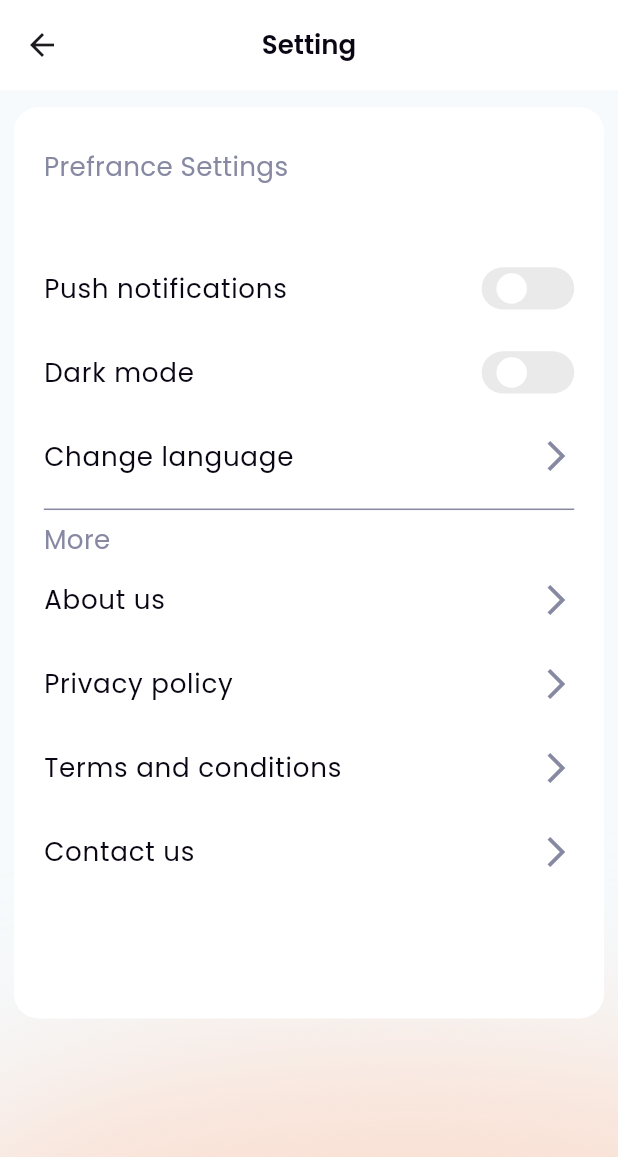
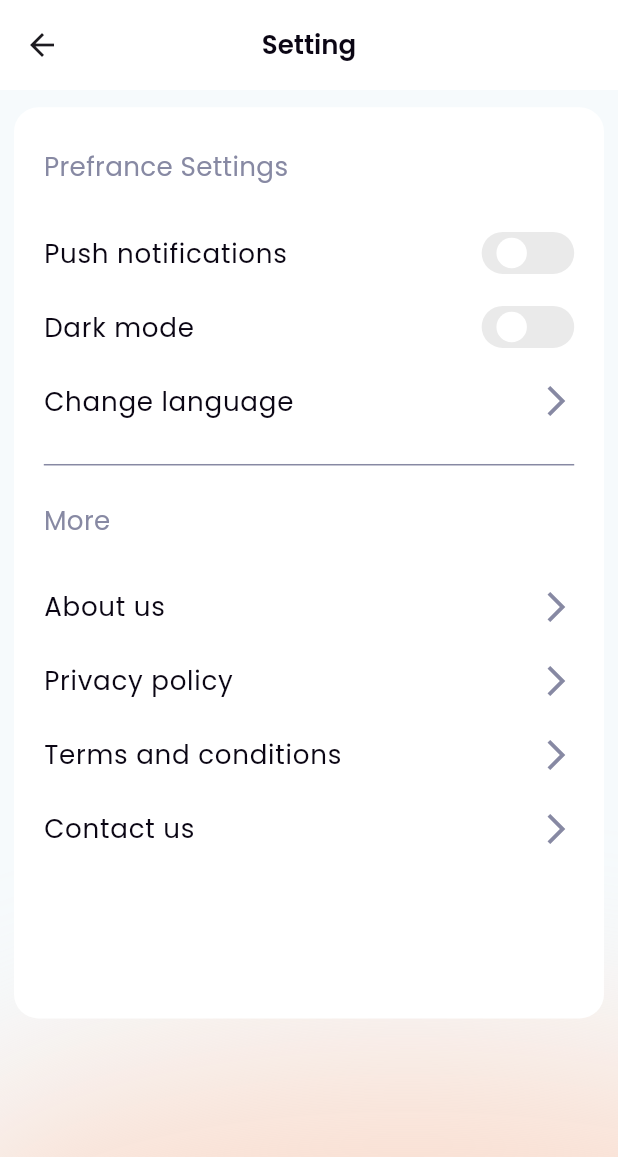
Before and after one commit to KhaledRamadan880/IU-Mushaf, a Flutter app: the SettingsView screen opened directly, on a phone screen of 412 x 824 dp. Shown: the top 1157 px of the screen. Run offline on Flutter 3.47's test engine with Material 3 defaults, Android fonts, the phone set to English and light mode, and no system bars; our stand-ins replace device_preview, flutter_bloc, flutter_svg, get_it, just_audio, just_audio_background and 3 more; accounts and stored records are empty.

Commit message:
Change Setting Space Height

```diff
--- a/lib/features/settings/presentation/widgets/custom_list_tile.dart
+++ b/lib/features/settings/presentation/widgets/custom_list_tile.dart
@@ -29,7 +29,10 @@ class CustomListTile extends StatelessWidget {
                     ? AppColors.white
                     : AppColors.grey,
               ),
-          contentPadding: EdgeInsets.zero,
+          contentPadding: EdgeInsets.only(
+            bottom: 22.responsiveHeight(context),
+          ),
+          minTileHeight: 29.responsiveHeight(context),
         );
       },
     );
--- a/lib/features/settings/presentation/widgets/setting_view_body.dart
+++ b/lib/features/settings/presentation/widgets/setting_view_body.dart
@@ -36,7 +36,7 @@ class SettingViewBody extends StatelessWidget {
                   color: AppColors.grey,
                 ),
               ),
-              SizedBox(height: 42.responsiveHeight(context)),
+              SizedBox(height: 32.responsiveHeight(context)),
               //* Push Notification
               const CustomListTile(
                 title: AppStrings.pushNotifications,
@@ -71,6 +71,7 @@ class SettingViewBody extends StatelessWidget {
                 color: AppColors.grey,
                 height: 15.responsiveHeight(context),
               ),
+              SizedBox(height: 18.responsiveHeight(context)),
 
               //! More
               Text(
@@ -79,6 +80,7 @@ class SettingViewBody extends StatelessWidget {
                   color: AppColors.grey,
                 ),
               ),
+              SizedBox(height: 32.responsiveHeight(context)),
               //* About Us
               CustomListTile(
                 title: AppStrings.aboutUs,
```
